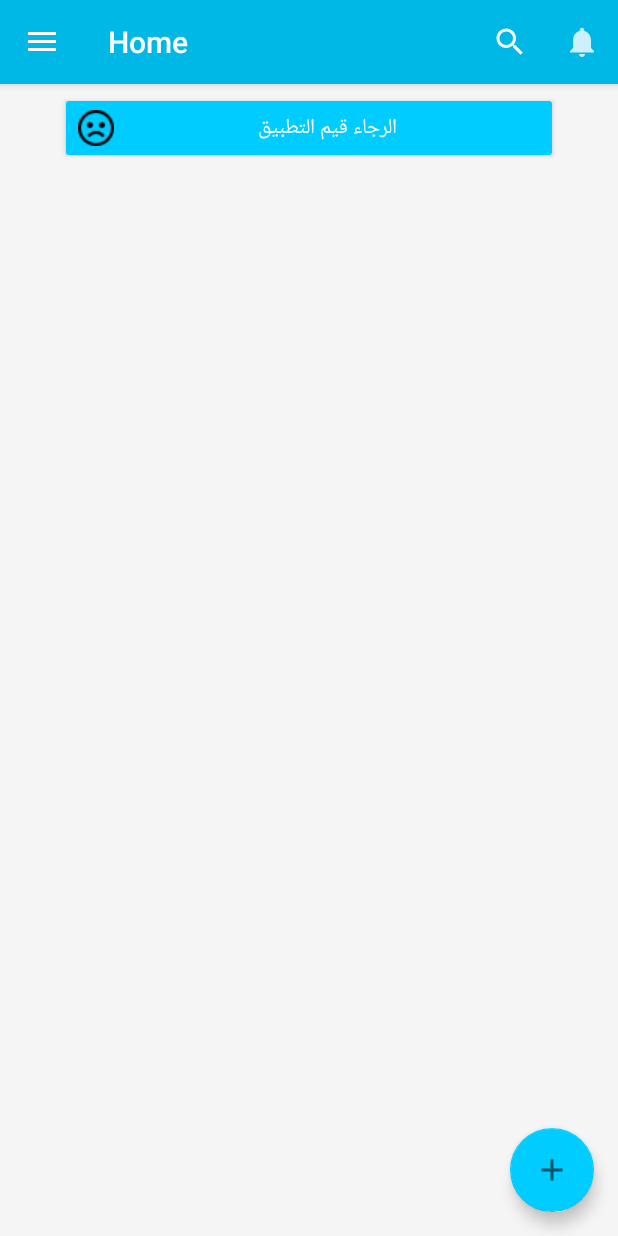
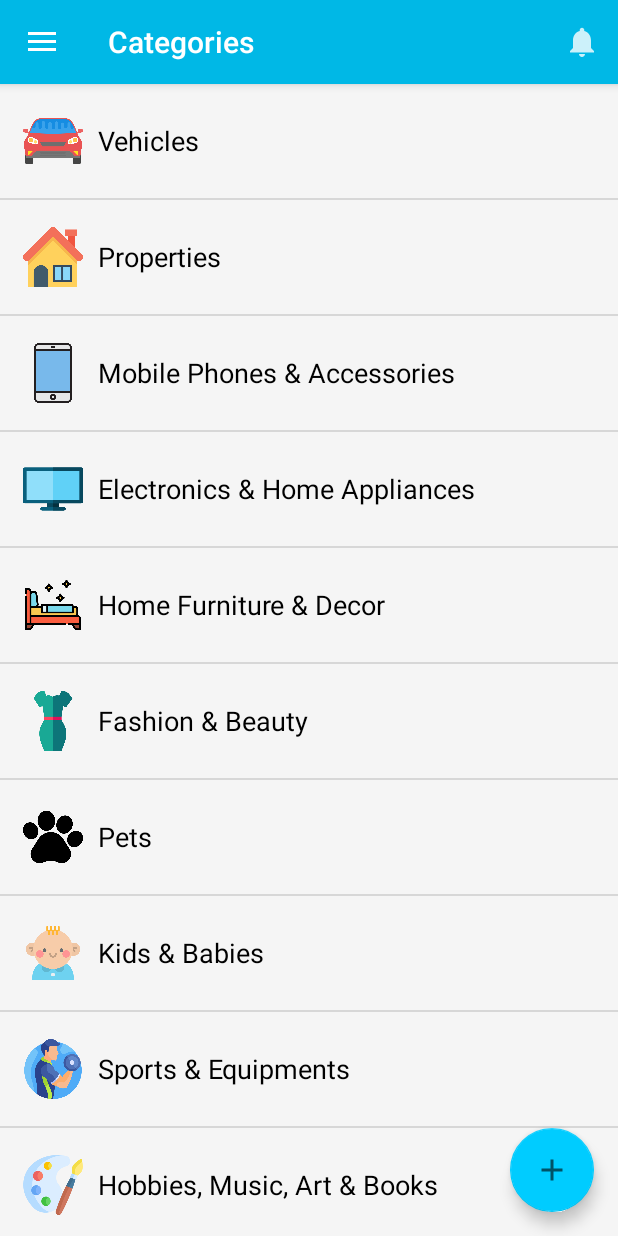
Before and after one commit to moustaphaaussie1992/BuyandSellInLebanon, an Android app: the screen it shows after launch (MainActivity), on a phone screen of 412 x 824 dp. Run offline under Robolectric (Android 15) with nearby library versions, the phone set to English and light mode, and no system bars; our stand-ins replace AdMob, Room's generated code, Volley, navigation-ui; network calls fail; 2 statements that could not run were skipped.

```diff
--- a/app/src/main/java/com/musta/buyandsellinlebanon/MainActivity.java
+++ b/app/src/main/java/com/musta/buyandsellinlebanon/MainActivity.java
@@ -192,8 +192,8 @@ public class MainActivity extends AppCompatActivity {
         // Passing each menu ID as a set of Ids because each
         // menu should be considered as top level destinations.
         mAppBarConfiguration = new AppBarConfiguration.Builder(
+                R.id.nav_categories,
                 R.id.nav_home,
-                R.id.nav_categories,
                 R.id.nav_my_ads,
 //                R.id.nav_dollar_market,
 //                R.id.nav_collect_and_win,
--- a/app/src/main/java/com/musta/buyandsellinlebanon/ui/categories/CategoriesFragment.java
+++ b/app/src/main/java/com/musta/buyandsellinlebanon/ui/categories/CategoriesFragment.java
@@ -69,8 +69,7 @@ public class CategoriesFragment extends Fragment {
                 new CategoriesRVModel(getString(R.string.jobs), Constants.Jobs),
                 new CategoriesRVModel(getString(R.string.business_and_industrial), Constants.Business_and_Industrial),
                 new CategoriesRVModel(getString(R.string.services), Constants.Services),
-                new CategoriesRVModel(getString(R.string.planting_and_food), Constants.Planting_and_Food),
-                new CategoriesRVModel(getString(R.string.dollar_market), Constants.DOLLAR_MARKET)
+                new CategoriesRVModel(getString(R.string.planting_and_food), Constants.Planting_and_Food)
         );
         CategoriesRecyclerViewAdapter categoriesRecyclerViewAdapter = new CategoriesRecyclerViewAdapter(categoriesRVModels, getContext());
         homeRecyclerView.addItemDecoration(new DividerItemDecoration(getContext(),
--- a/app/src/main/java/com/musta/buyandsellinlebanon/ui/home/HomeFragment.java
+++ b/app/src/main/java/com/musta/buyandsellinlebanon/ui/home/HomeFragment.java
@@ -72,21 +72,21 @@ public class HomeFragment extends Fragment {
         super.onViewCreated(view, savedInstanceState);
 
         reviewAppButton = view.findViewById(R.id.reviewAppButton);
-        if (!ReviewPreferences.isReviewed(getContext())) {
-            reviewAppButton.setVisibility(View.VISIBLE);
-            reviewAppButton.setOnClickListener(new View.OnClickListener() {
-                @Override
-                public void onClick(View v) {
-                    try {
-                        startActivity(new Intent(Intent.ACTION_VIEW, Uri.parse("https://play.google.com/store/apps/details?id=" + BuildConfig.APPLICATION_ID)));
-                    } catch (android.content.ActivityNotFoundException anfe) {
-                        startActivity(new Intent(Intent.ACTION_VIEW, Uri.parse("https://play.google.com/store/apps/details?id=" + BuildConfig.APPLICATION_ID)));
-                    }
-                    ReviewPreferences.reviewing(getContext());
-                    reviewAppButton.setVisibility(View.GONE);
-                }
-            });
-        }
+//        if (!ReviewPreferences.isReviewed(getContext())) {
+//            reviewAppButton.setVisibility(View.VISIBLE);
+//            reviewAppButton.setOnClickListener(new View.OnClickListener() {
+//                @Override
+//                public void onClick(View v) {
+//                    try {
+//                        startActivity(new Intent(Intent.ACTION_VIEW, Uri.parse("https://play.google.com/store/apps/details?id=" + BuildConfig.APPLICATION_ID)));
+//                    } catch (android.content.ActivityNotFoundException anfe) {
+//                        startActivity(new Intent(Intent.ACTION_VIEW, Uri.parse("https://play.google.com/store/apps/details?id=" + BuildConfig.APPLICATION_ID)));
+//                    }
+//                    ReviewPreferences.reviewing(getContext());
+//                    reviewAppButton.setVisibility(View.GONE);
+//                }
+//            });
+//        }
 
 //        create_new_ad = view.findViewById(R.id.create_new_ad);
 //        create_new_ad.setOnClickListener(new View.OnClickListener() {
--- a/app/src/main/res/menu/activity_main_drawer.xml
+++ b/app/src/main/res/menu/activity_main_drawer.xml
@@ -4,14 +4,17 @@
     tools:showIn="navigation_view">
 
     <group android:checkableBehavior="single">
-        <item
-            android:id="@+id/nav_home"
-            android:icon="@drawable/ic_menu_home"
-            android:title="@string/menu_home" />
+
         <item
             android:id="@+id/nav_categories"
             android:icon="@drawable/ic_list_black_24dp"
             android:title="@string/categories" />
+
+        <item
+            android:id="@+id/nav_home"
+            android:icon="@drawable/ic_menu_home"
+            android:title="@string/menu_all_ads" />
+
 <!--        <item-->
 <!--            android:id="@+id/nav_dollar_market"-->
 <!--            android:icon="@drawable/ic_attach_money_black_24dp"-->
--- a/app/src/main/res/navigation/mobile_navigation.xml
+++ b/app/src/main/res/navigation/mobile_navigation.xml
@@ -3,19 +3,21 @@
     xmlns:app="http://schemas.android.com/apk/res-auto"
     xmlns:tools="http://schemas.android.com/tools"
     android:id="@+id/mobile_navigation"
-    app:startDestination="@+id/nav_home">
+    app:startDestination="@+id/nav_categories">
 
-    <fragment
-        android:id="@+id/nav_home"
-        android:name="com.musta.buyandsellinlebanon.ui.home.HomeFragment"
-        android:label="@string/menu_home"
-        tools:layout="@layout/fragment_home" />
 
     <fragment
         android:id="@+id/nav_categories"
         android:name="com.musta.buyandsellinlebanon.ui.categories.CategoriesFragment"
         android:label="@string/categories"
         tools:layout="@layout/fragment_categories" />
+
+    <fragment
+        android:id="@+id/nav_home"
+        android:name="com.musta.buyandsellinlebanon.ui.home.HomeFragment"
+        android:label="@string/menu_all_ads"
+        tools:layout="@layout/fragment_home" />
+
 <!--    <fragment-->
 <!--        android:id="@+id/nav_collect_and_win"-->
 <!--        android:name="com.musta.buyandsellinlebanon.ui.collectandwin.CollectAndWinFragment"-->
--- a/app/src/main/res/values/strings.xml
+++ b/app/src/main/res/values/strings.xml
@@ -68,7 +68,7 @@
     <string name="please_wait">Please wait...</string>
     <string name="vehicles_accessories">Vehicles Accessories</string>
     <string name="spare_parts">Spare Parts</string>
-    <string name="trucks_and_buses">Trchks And Buses</string>
+    <string name="trucks_and_buses">Trucks And Buses</string>
     <string name="motorcycles">Motorcycles</string>
     <string name="number_plates">Number Plates</string>
     <string name="boats">Boats</string>
@@ -198,4 +198,5 @@
     <string name="you_have_no_notification">You have no notification yet !!</string>
     <string name="commented">commented</string>
     <string name="on_your_ad">on an ad</string>
+    <string name="menu_all_ads">All Ads</string>
 </resources>
```
Also changed, not shown: 482 other files.
